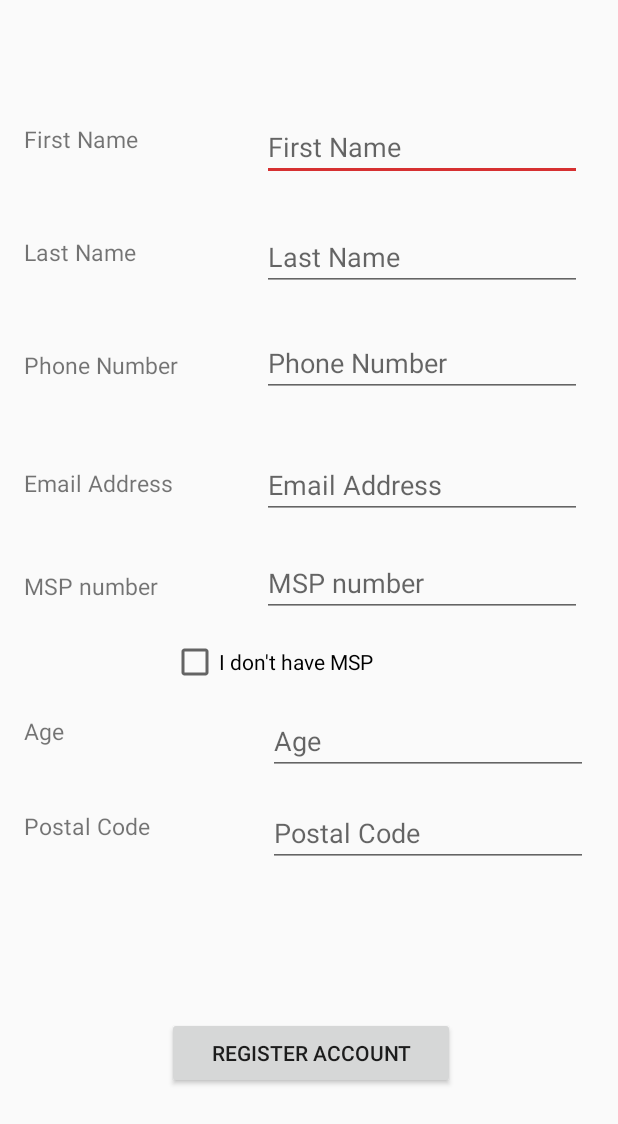
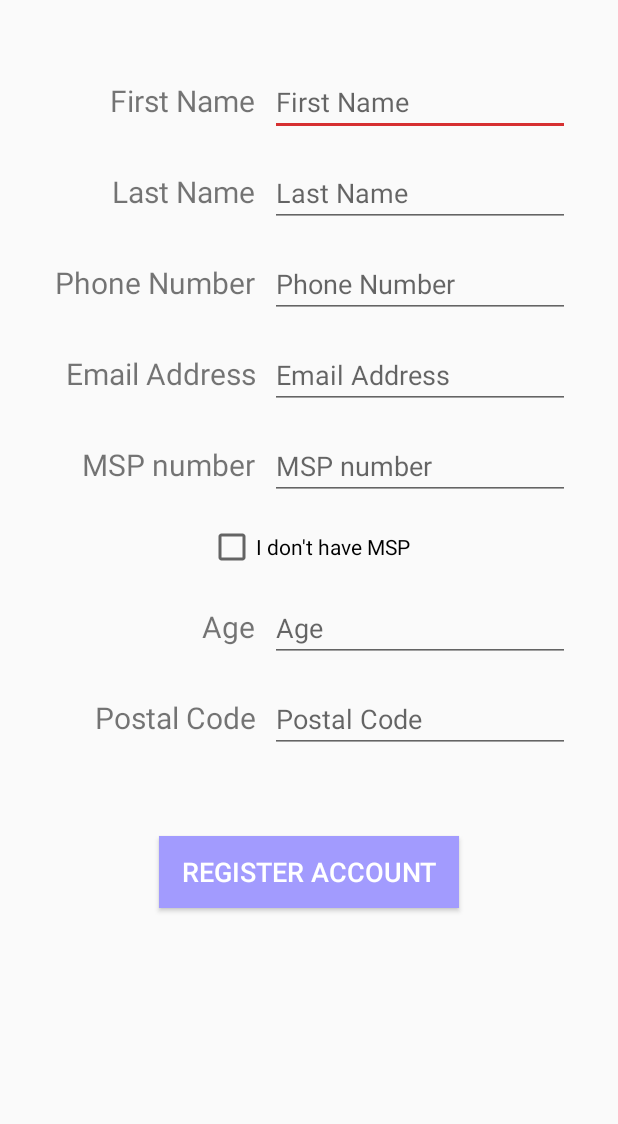
Before and after one commit to developer-jiheui/LemonAid, an Android app: the Activity_8 screen opened directly, with no data from a screen before it, on a phone screen of 412 x 824 dp. Shown: the top 1124 px of the screen. Run offline under Robolectric (Android 15) with nearby library versions, the phone set to English and light mode, and no system bars.

Commit message:
update layout of activity 8

```diff
--- a/app/src/main/res/layout/activity_8.xml
+++ b/app/src/main/res/layout/activity_8.xml
@@ -1,218 +1,202 @@
 <?xml version="1.0" encoding="utf-8"?>
-<androidx.constraintlayout.widget.ConstraintLayout xmlns:android="http://schemas.android.com/apk/res/android"
+<LinearLayout xmlns:android="http://schemas.android.com/apk/res/android"
     xmlns:app="http://schemas.android.com/apk/res-auto"
     xmlns:tools="http://schemas.android.com/tools"
     android:layout_width="match_parent"
     android:layout_height="match_parent"
+    android:layout_marginTop="30dp"
+    android:layout_marginLeft="20dp"
+    android:layout_marginRight="20dp"
+    android:layout_marginBottom="30dp"
+    android:orientation="vertical"
     tools:context=".Activity_8">
+
+    <LinearLayout
+        android:layout_width="match_parent"
+        android:layout_height="wrap_content"
+        android:layout_marginTop="15dp"
+        android:orientation="horizontal">
 
         <TextView
             android:id="@+id/txtFirstName"
-        android:layout_width="105dp"
-        android:layout_height="31dp"
-        android:layout_marginStart="16dp"
-        android:layout_marginLeft="16dp"
-        android:layout_marginTop="82dp"
+            android:layout_width="150dp"
+            android:layout_height="wrap_content"
+            android:gravity="end"
+            android:layout_marginEnd="10dp"
+            android:layout_marginRight="10dp"
             android:text="@string/txtFirstName"
-        android:textSize="15sp"
-        app:layout_constraintStart_toStartOf="parent"
-        app:layout_constraintTop_toTopOf="parent" />
+            android:textSize="20sp" />
 
         <EditText
             android:id="@+id/etFName"
-        android:layout_width="wrap_content"
+            android:layout_width="200dp"
             android:layout_height="wrap_content"
-        android:layout_marginTop="75dp"
-        android:layout_marginEnd="24dp"
-        android:layout_marginRight="24dp"
-        android:ems="10"
+            android:layout_marginBottom="15dp"
             android:hint="@string/txtFirstName"
-        android:inputType="textPersonName"
-        app:layout_constraintEnd_toEndOf="parent"
-        app:layout_constraintTop_toTopOf="parent"
-        tools:ignore="autofill"/>
+            android:inputType="textPersonName" />
+    </LinearLayout>
+
+    <LinearLayout
+        android:layout_width="match_parent"
+        android:layout_height="wrap_content"
+        android:orientation="horizontal">
 
         <TextView
             android:id="@+id/txtLastName"
-        android:layout_width="104dp"
-        android:layout_height="31dp"
-        android:layout_marginStart="16dp"
-        android:layout_marginLeft="16dp"
-        android:layout_marginTop="44dp"
+            android:layout_width="150dp"
+            android:layout_height="wrap_content"
+            android:gravity="end"
+            android:layout_marginEnd="10dp"
+            android:layout_marginRight="10dp"
             android:text="@string/txtLname"
-        android:textSize="15sp"
-        app:layout_constraintStart_toStartOf="parent"
-        app:layout_constraintTop_toBottomOf="@+id/txtFirstName" />
+            android:textSize="20sp" />
 
         <EditText
             android:id="@+id/etLName"
-        android:layout_width="wrap_content"
+            android:layout_width="200dp"
             android:layout_height="wrap_content"
-        android:layout_marginTop="28dp"
-        android:layout_marginEnd="24dp"
-        android:layout_marginRight="24dp"
-        android:ems="10"
+            android:layout_marginBottom="15dp"
             android:hint="@string/txtLname"
-        android:inputType="textPersonName"
-        app:layout_constraintEnd_toEndOf="parent"
-        app:layout_constraintTop_toBottomOf="@+id/etFName"
-        tools:ignore="autofill"/>
+            android:inputType="textPersonName" />
+    </LinearLayout>
+
+    <LinearLayout
+        android:layout_width="match_parent"
+        android:layout_height="wrap_content"
+        android:orientation="horizontal">
 
         <TextView
             android:id="@+id/txtPhoneNum"
-        android:layout_width="105dp"
-        android:layout_height="31dp"
-        android:layout_marginStart="16dp"
-        android:layout_marginLeft="16dp"
-        android:layout_marginTop="44dp"
+            android:layout_width="150dp"
+            android:layout_height="wrap_content"
+            android:gravity="end"
+            android:layout_marginEnd="10dp"
+            android:layout_marginRight="10dp"
             android:text="@string/txtPhoneNum"
-        android:textSize="15sp"
-        app:layout_constraintStart_toStartOf="parent"
-        app:layout_constraintTop_toBottomOf="@+id/txtLastName" />
+            android:textSize="20sp" />
+
+        <EditText
+            android:id="@+id/etPh"
+            android:layout_width="200dp"
+            android:layout_height="wrap_content"
+            android:layout_marginBottom="15dp"
+            android:hint="@string/txtPhoneNum"
+            android:inputType="number" />
+    </LinearLayout>
+
+    <LinearLayout
+        android:layout_width="match_parent"
+        android:layout_height="wrap_content"
+        android:orientation="horizontal">
 
         <TextView
             android:id="@+id/txtEmail"
-        android:layout_width="103dp"
-        android:layout_height="29dp"
-        android:layout_marginStart="16dp"
-        android:layout_marginLeft="16dp"
-        android:layout_marginTop="47dp"
+            android:layout_width="150dp"
+            android:layout_height="wrap_content"
+            android:gravity="end"
+            android:layout_marginEnd="10dp"
+            android:layout_marginRight="10dp"
             android:text="@string/txtEmail"
-        android:textSize="15sp"
-        app:layout_constraintStart_toStartOf="parent"
-        app:layout_constraintTop_toBottomOf="@+id/txtPhoneNum" />
+            android:textSize="20sp" />
 
         <EditText
             android:id="@+id/etEm"
-        android:layout_width="wrap_content"
+            android:layout_width="200dp"
             android:layout_height="wrap_content"
-        android:layout_marginTop="36dp"
-        android:layout_marginEnd="24dp"
-        android:layout_marginRight="24dp"
-        android:ems="10"
+            android:layout_marginBottom="15dp"
             android:hint="@string/txtEmail"
-        android:inputType="textPersonName"
-        app:layout_constraintEnd_toEndOf="parent"
-        app:layout_constraintTop_toBottomOf="@+id/etPh"
-        tools:ignore="autofill"/>
+            android:inputType="textPersonName" />
+    </LinearLayout>
+
+    <LinearLayout
+        android:layout_width="match_parent"
+        android:layout_height="wrap_content"
+        android:orientation="horizontal">
 
         <TextView
             android:id="@+id/txtMSP"
-        android:layout_width="102dp"
-        android:layout_height="31dp"
-        android:layout_marginStart="16dp"
-        android:layout_marginLeft="16dp"
-        android:layout_marginTop="39dp"
+            android:layout_width="150dp"
+            android:layout_height="wrap_content"
+            android:gravity="end"
+            android:layout_marginEnd="10dp"
+            android:layout_marginRight="10dp"
             android:text="@string/txtMSPnum"
-        android:textSize="15sp"
-        app:layout_constraintStart_toStartOf="parent"
-        app:layout_constraintTop_toBottomOf="@+id/txtEmail" />
+            android:textSize="20sp" />
 
         <EditText
             android:id="@+id/etMSP"
-        android:layout_width="wrap_content"
+            android:layout_width="200dp"
             android:layout_height="wrap_content"
-        android:layout_marginTop="20dp"
-        android:layout_marginEnd="24dp"
-        android:layout_marginRight="24dp"
-        android:ems="10"
+            android:layout_marginBottom="15dp"
             android:hint="@string/txtMSPnum"
-        android:inputType="textPersonName"
-        app:layout_constraintEnd_toEndOf="parent"
-        app:layout_constraintTop_toBottomOf="@+id/etEm"
-        tools:ignore="autofill"/>
-
-    <TextView
-        android:id="@+id/txtAge"
-        android:layout_width="102dp"
-        android:layout_height="30dp"
-        android:layout_marginStart="16dp"
-        android:layout_marginLeft="16dp"
-        android:layout_marginTop="19dp"
-        android:text="@string/txtAge"
-        android:textSize="15sp"
-        app:layout_constraintStart_toStartOf="parent"
-        app:layout_constraintTop_toBottomOf="@+id/checkBoxMSP" />
-
-    <EditText
-        android:id="@+id/etAge"
-        android:layout_width="wrap_content"
-        android:layout_height="wrap_content"
-        android:layout_marginTop="14dp"
-        android:layout_marginEnd="20dp"
-        android:layout_marginRight="20dp"
-        android:ems="10"
-        android:hint="@string/txtAge"
-        android:inputType="textPersonName"
-        app:layout_constraintEnd_toEndOf="parent"
-        app:layout_constraintTop_toBottomOf="@+id/checkBoxMSP"
-        tools:ignore="autofill" />
-
-    <TextView
-        android:id="@+id/txtPostalCode"
-        android:layout_width="103dp"
-        android:layout_height="31dp"
-        android:layout_marginStart="16dp"
-        android:layout_marginLeft="16dp"
-        android:layout_marginTop="33dp"
-        android:text="@string/txtPostal"
-        android:textSize="15sp"
-        app:layout_constraintStart_toStartOf="parent"
-        app:layout_constraintTop_toBottomOf="@+id/txtAge" />
-
-    <EditText
-        android:id="@+id/etPostal"
-        android:layout_width="wrap_content"
-        android:layout_height="wrap_content"
-        android:layout_marginTop="16dp"
-        android:layout_marginEnd="20dp"
-        android:layout_marginRight="20dp"
-        android:ems="10"
-        android:hint="@string/txtPostal"
-        android:inputType="textPersonName"
-        app:layout_constraintEnd_toEndOf="parent"
-        app:layout_constraintTop_toBottomOf="@+id/etAge"
-        tools:ignore="autofill"/>
-
-    <Button
-        android:id="@+id/btnRegister"
-        android:layout_width="192dp"
-        android:layout_height="48dp"
-        android:layout_marginStart="111dp"
-        android:layout_marginLeft="111dp"
-        android:layout_marginTop="51dp"
-        android:layout_marginEnd="108dp"
-        android:layout_marginRight="108dp"
-        android:layout_marginBottom="50dp"
-        android:text="@string/btnRegister"
-        app:layout_constraintBottom_toBottomOf="parent"
-        app:layout_constraintEnd_toEndOf="parent"
-        app:layout_constraintHorizontal_bias="0.0"
-        app:layout_constraintStart_toStartOf="parent"
-        app:layout_constraintTop_toBottomOf="@+id/etPostal" />
-
-    <EditText
-        android:id="@+id/etPh"
-        android:layout_width="wrap_content"
-        android:layout_height="wrap_content"
-        android:layout_marginTop="25dp"
-        android:layout_marginEnd="24dp"
-        android:layout_marginRight="24dp"
-        android:ems="10"
-        android:hint="@string/txtPhoneNum"
-        android:inputType="number"
-        app:layout_constraintEnd_toEndOf="parent"
-        app:layout_constraintTop_toBottomOf="@+id/etLName"
-        tools:ignore="autofill"/>
+            android:inputType="textPersonName" />
+    </LinearLayout>
 
     <CheckBox
         android:id="@+id/checkBoxMSP"
         android:layout_width="wrap_content"
         android:layout_height="wrap_content"
-        android:layout_marginTop="14dp"
-        android:layout_marginEnd="163dp"
-        android:layout_marginRight="163dp"
-        android:text="@string/rdNoMSP"
-        app:layout_constraintEnd_toEndOf="parent"
-        app:layout_constraintTop_toBottomOf="@+id/etMSP" />
-</androidx.constraintlayout.widget.ConstraintLayout>
+        android:layout_gravity="center"
+        android:layout_marginBottom="15dp"
+        android:text="@string/rdNoMSP" />
+
+    <LinearLayout
+        android:layout_width="match_parent"
+        android:layout_height="wrap_content"
+        android:orientation="horizontal">
+
+        <TextView
+            android:id="@+id/txtAge"
+            android:layout_width="150dp"
+            android:layout_height="wrap_content"
+            android:gravity="end"
+            android:layout_marginEnd="10dp"
+            android:layout_marginRight="10dp"
+            android:text="@string/txtAge"
+            android:textSize="20sp" />
+
+        <EditText
+            android:id="@+id/etAge"
+            android:layout_width="200dp"
+            android:layout_height="wrap_content"
+            android:layout_marginBottom="15dp"
+            android:hint="@string/txtAge"
+            android:inputType="textPersonName" />
+    </LinearLayout>
+
+    <LinearLayout
+        android:layout_width="match_parent"
+        android:layout_height="wrap_content"
+        android:orientation="horizontal">
+
+        <TextView
+            android:id="@+id/txtPostalCode"
+            android:layout_width="150dp"
+            android:layout_height="wrap_content"
+            android:gravity="end"
+            android:layout_marginEnd="10dp"
+            android:layout_marginRight="10dp"
+            android:text="@string/txtPostal"
+            android:textSize="20sp" />
+
+        <EditText
+            android:id="@+id/etPostal"
+            android:layout_width="200dp"
+            android:layout_height="wrap_content"
+            android:layout_marginBottom="15dp"
+            android:hint="@string/txtPostal"
+            android:inputType="textPersonName" />
+    </LinearLayout>
+
+    <Button
+        android:id="@+id/btnRegister"
+        android:layout_width="200dp"
+        android:layout_height="wrap_content"
+        android:layout_gravity="center"
+        android:layout_marginTop="40dp"
+        android:background="@color/colorPrimaryDark"
+        android:textColor="#FFFFFF"
+        android:textSize="18dp"
+        android:text="@string/btnRegister" />
+
+</LinearLayout>
```
Lines whose indentation alone changed are shown as unchanged.
